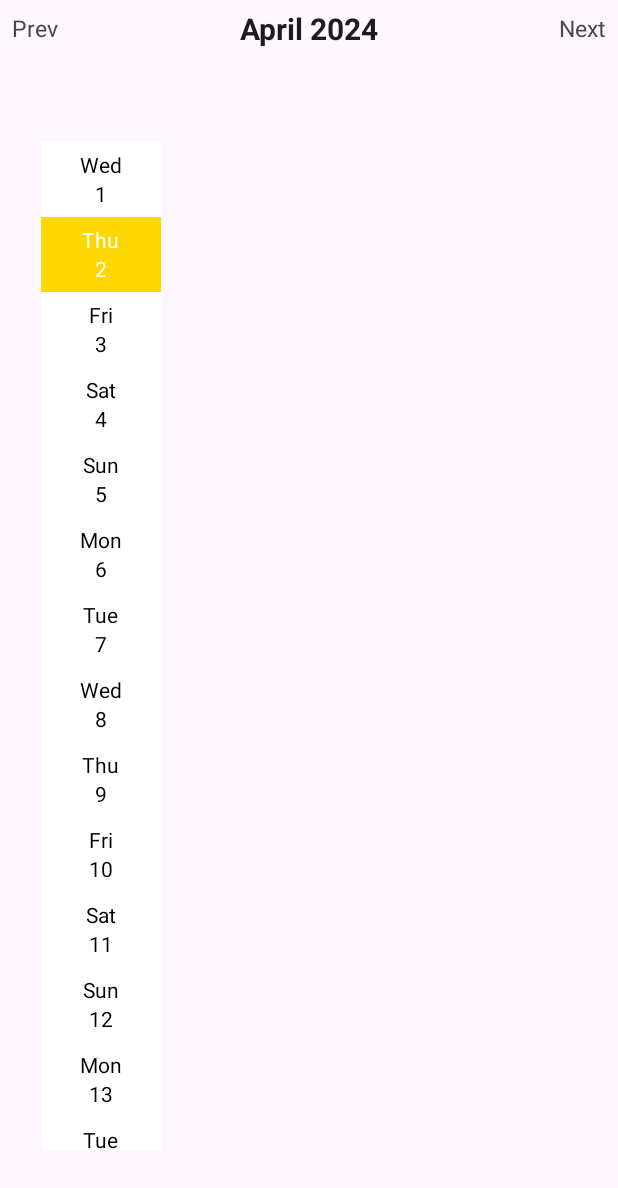
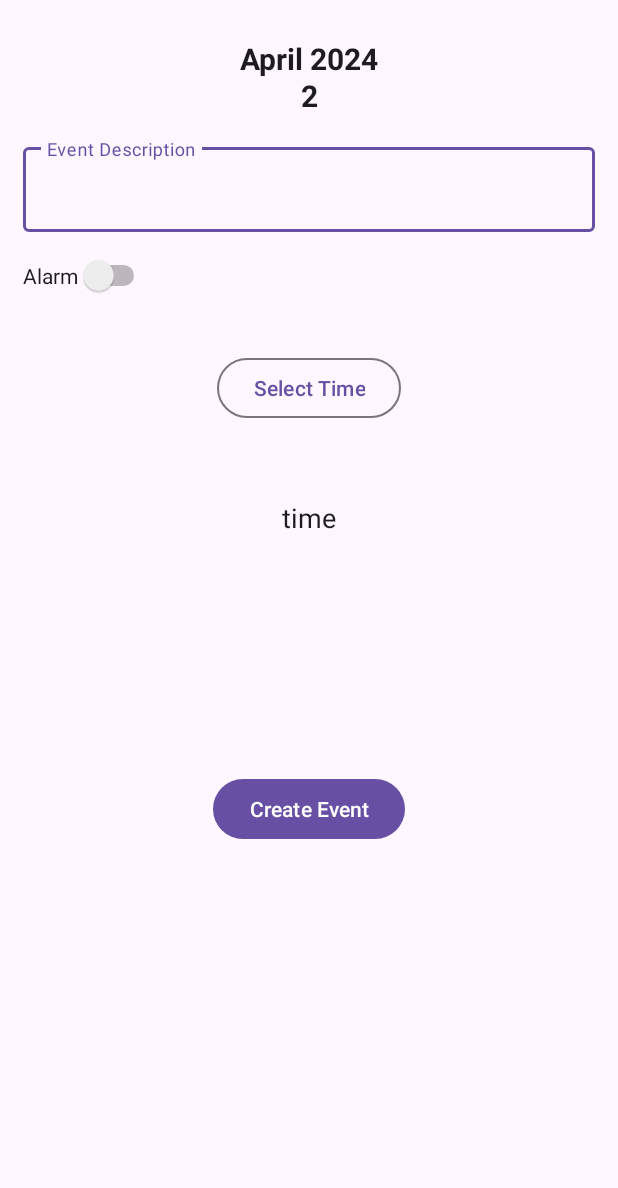
Before and after one commit to shivam-sharma02/Calendar-APP, an Android app: the screen it shows after launch (MainActivity before the commit, WriteEvents after it), after a tap on an icon or button, on a phone screen of 412 x 824 dp. Shown: the top 1188 px of the screen. Run offline under Robolectric (Android 15) with nearby library versions, the phone set to English and light mode, and no system bars; 2 other taps on this screen came first.

Commit message:
added event handling activity

```diff
--- a/app/src/main/AndroidManifest.xml
+++ b/app/src/main/AndroidManifest.xml
@@ -13,6 +13,9 @@
         android:theme="@style/Theme.CustomCalendar"
         tools:targetApi="31">
         <activity
+            android:name=".WriteEvents"
+            android:exported="false" />
+        <activity
             android:name=".MainActivity"
             android:exported="true">
             <intent-filter>
--- a/app/src/main/java/com/example/customcalendar/CalendarAdapter.kt
+++ b/app/src/main/java/com/example/customcalendar/CalendarAdapter.kt
@@ -1,4 +1,5 @@
 import android.content.Context
+import android.content.Intent
 import android.graphics.Color
 import android.util.Log
 import android.view.LayoutInflater
@@ -11,10 +12,13 @@ import androidx.constraintlayout.widget.ConstraintLayout
 import androidx.core.content.ContextCompat
 import androidx.recyclerview.widget.RecyclerView
 import com.example.customcalendar.R
+import com.example.customcalendar.WriteEvents
 import java.sql.RowId
 import java.text.ParseException
 import java.text.SimpleDateFormat
+import java.time.Month
 import java.util.Calendar
+import java.util.Calendar.MONTH
 import java.util.Date
 import java.util.Locale
 
@@ -79,10 +83,12 @@ class CalendarAdapter(private val context: Context,
                         selectCurrentDate = false
                         holder.listener.onItemClick(position)
                         notifyDataSetChanged()
+                        writeEvent(holder)
                     }
 
                     if (index == position)
                         makeItemSelected(holder)
+
                     else {
                         if (displayDay == selectedDay
                             && displayMonth == selectedMonth
@@ -124,7 +130,6 @@ class CalendarAdapter(private val context: Context,
         holder.txtDayInWeek!!.setTextColor(Color.parseColor("#FFFFFF"))
         holder.linearLayout!!.setBackgroundColor(ContextCompat.getColor(context, R.color.ThemeColor1)) // theme color 1
         holder.linearLayout!!.isEnabled = false
-
     }
 
     private fun makeItemDefault(holder: ViewHolder) {
@@ -133,4 +138,31 @@ class CalendarAdapter(private val context: Context,
         holder.linearLayout!!.setBackgroundColor(Color.WHITE)
         holder.linearLayout!!.isEnabled = true
     }
+
+    private fun writeEvent(holder: ViewHolder) {
+
+//        if (holder.adapterPosition >= 0 && holder.adapterPosition < data.size){
+
+//            val selectedDate = data[holder.adapterPosition]
+//
+//            // Format the selected date to string
+//            val sdf = SimpleDateFormat("yyyy-MM-dd", Locale.ENGLISH)
+//            val formattedDate = sdf.format(selectedDate)
+//
+//            // Open WriteEvent activity with the selected date information
+//            val intent = Intent(context, WriteEvents::class.java)
+//            intent.putExtra("selected_date", formattedDate)
+//            context.startActivity(intent)
+            val date = holder.txtDay.text.toString()
+            val month = selectedMonth.toString()
+
+            val intent = Intent(context, WriteEvents::class.java)
+            intent.putExtra("EXTRA_DATE", date)
+            intent.putExtra("EXTRA_MONTH", month)
+            Log.e("intentExtra", "intent extra date which is $date has been sent and month is $month")
+            context.startActivity(intent)
+
+//        }
+
+    }
 }
--- /dev/null
+++ b/app/src/main/java/com/example/customcalendar/WriteEvents.kt
@@ -0,0 +1,107 @@
+package com.example.customcalendar
+
+import androidx.appcompat.app.AppCompatActivity
+import android.os.Bundle
+import android.view.View
+import android.widget.Button
+import android.widget.Switch
+import android.widget.TextView
+import com.google.android.material.timepicker.MaterialTimePicker
+import com.google.android.material.timepicker.TimeFormat
+import java.util.Calendar
+
+class WriteEvents : AppCompatActivity() {
+
+    private lateinit var timePicker: MaterialTimePicker
+    private lateinit var calendar: Calendar
+
+    override fun onCreate(savedInstanceState: Bundle?) {
+        super.onCreate(savedInstanceState)
+        setContentView(R.layout.activity_write_events)
+
+
+
+        val date = intent.getStringExtra("EXTRA_DATE")
+        val month = intent.getStringExtra("EXTRA_MONTH")
+
+        val currentMonth = findViewById<TextView>(R.id.currentMonth)
+        val currentDate = findViewById<TextView>(R.id.currentDate)
+        val selectTime = findViewById<Button>(R.id.selectTime)
+        val alarmSwitch = findViewById<Switch>(R.id.alarmSwitch)
+        val selectedTime = findViewById<TextView>(R.id.timeView)
+
+
+        val currentDate2 = when(month) {
+            "0" -> "January 2024"
+            "1" -> "February 2024"
+            "2" -> "March 2024"
+            "3" -> "April 2024"
+            "4" -> "May 2024"
+            "5" -> "June 2024"
+            "6" -> "July 2024"
+            "7" -> "August 2024"
+            "8" -> "September 2024"
+            "9" -> "October 2024"
+            "10" -> "November 2024"
+            "11" -> "December 2024"
+
+            else -> "Unkown Month"
+        }
+
+        currentMonth.text = currentDate2
+        currentDate.text = date
+
+        alarmSwitch.setOnCheckedChangeListener { _, isChecked ->
+            if (isChecked) {
+                selectTime.visibility = View.VISIBLE
+            } else {
+                selectTime.visibility = View.INVISIBLE
+                selectedTime.visibility = View.INVISIBLE
+            }
+        }
+
+        selectTime.setOnClickListener{
+            showTimePicker()
+        }
+
+    }
+
+    private fun showTimePicker() {
+        timePicker = MaterialTimePicker.Builder()
+            .setTimeFormat(TimeFormat.CLOCK_12H)
+            .setHour(12)
+            .setMinute(0)
+            .setTitleText("Select Alarm Time")
+            .build()
+
+        timePicker.show(supportFragmentManager,"alarm")
+
+        timePicker.addOnPositiveButtonClickListener {
+
+
+            calendar = Calendar.getInstance()
+            calendar[Calendar.HOUR_OF_DAY] = timePicker.hour
+            calendar[Calendar.MINUTE] = timePicker.minute
+            calendar[Calendar.SECOND] = 0
+            calendar[Calendar.MILLISECOND] = 0
+
+            val formattedTime = String.format(
+                "%02d : %02d %s",
+                if (calendar.get(Calendar.HOUR_OF_DAY) > 12) calendar.get(Calendar.HOUR_OF_DAY) - 12 else calendar.get(
+                    Calendar.HOUR_OF_DAY),
+                calendar.get(Calendar.MINUTE),
+                if (calendar.get(Calendar.AM_PM) == Calendar.AM) "AM" else "PM"
+            )
+
+//            binding.selectTime.text = formattedTime
+            val selectedTime = findViewById<TextView>(R.id.timeView)
+            selectedTime.text = formattedTime
+
+            selectedTime.visibility = View.VISIBLE
+
+        }
+
+
+    }
+
+}
--- a/app/src/main/java/com/example/db/EventDao.kt
+++ b/app/src/main/java/com/example/db/EventDao.kt
@@ -20,4 +20,7 @@ interface EventDao {
     @Delete
     suspend fun deleteEvent(event: Event)
 
+    @Query("SELECT * FROM Event WHERE eventDate = :date")
+    fun getEventsByDate(date: String?): LiveData<List<Event>>
+
 }
--- a/app/src/main/java/com/example/model/Event.kt
+++ b/app/src/main/java/com/example/model/Event.kt
@@ -7,5 +7,6 @@ import androidx.room.PrimaryKey
 data class Event (
     @PrimaryKey(autoGenerate = true)
     var id :Int? = null,
-    var eventDescription : String? = null
+    var eventDescription : String? = null,
+    var eventDate: String? = null
     )
--- a/app/src/main/java/com/example/repository/EventRepository.kt
+++ b/app/src/main/java/com/example/repository/EventRepository.kt
@@ -9,8 +9,8 @@ class EventRepository(
 
     suspend fun upsert (event: Event) = db.getEventsDao().upsert(event)
 
-    fun getSavedNews() = db.getEventsDao().getAllEvents()
+    fun getSavedEvents(date: String?) = db.getEventsDao().getEventsByDate(date)
 
-    suspend fun deleteArticle(event: Event) = db.getEventsDao().deleteEvent(event)
+    suspend fun deleteEvent(event: Event) = db.getEventsDao().deleteEvent(event)
 
 }
--- /dev/null
+++ b/app/src/main/res/layout/activity_write_events.xml
@@ -0,0 +1,119 @@
+<?xml version="1.0" encoding="utf-8"?>
+<androidx.constraintlayout.widget.ConstraintLayout xmlns:android="http://schemas.android.com/apk/res/android"
+    xmlns:app="http://schemas.android.com/apk/res-auto"
+    xmlns:tools="http://schemas.android.com/tools"
+    android:layout_width="match_parent"
+    android:layout_height="match_parent"
+    tools:context=".WriteEvents">
+
+    <androidx.constraintlayout.widget.ConstraintLayout
+        android:id="@+id/constraintLayout2"
+        android:layout_width="match_parent"
+        android:layout_height="wrap_content"
+        app:layout_constraintEnd_toEndOf="parent"
+        app:layout_constraintStart_toStartOf="parent"
+        app:layout_constraintTop_toTopOf="parent">
+
+        <TextView
+            android:id="@+id/currentMonth"
+            android:layout_width="wrap_content"
+            android:layout_height="wrap_content"
+            android:gravity="center"
+            android:text="Current Month"
+            android:textAppearance="@android:style/TextAppearance.Medium"
+            android:textSize="20sp"
+            android:textStyle="bold"
+            app:layout_constraintBottom_toBottomOf="parent"
+            app:layout_constraintEnd_toEndOf="parent"
+            app:layout_constraintStart_toStartOf="parent"
+            app:layout_constraintTop_toTopOf="parent"/>
+
+
+        <TextView
+            android:id="@+id/currentDate"
+            android:layout_width="wrap_content"
+            android:layout_height="wrap_content"
+            android:gravity="center"
+            android:text="Current Month"
+            android:textAppearance="@android:style/TextAppearance.Medium"
+            android:textSize="20sp"
+            android:textStyle="bold"
+            android:layout_marginTop="50dp"
+            app:layout_constraintBottom_toBottomOf="parent"
+            app:layout_constraintEnd_toEndOf="parent"
+            app:layout_constraintStart_toStartOf="parent"
+            app:layout_constraintTop_toTopOf="parent"/>
+
+    </androidx.constraintlayout.widget.ConstraintLayout>
+
+    <com.google.android.material.textfield.TextInputLayout
+        android:id="@+id/eventDescription"
+        android:layout_width="match_parent"
+        android:layout_height="wrap_content"
+        android:hint="Event Description"
+        android:layout_marginTop="50dp"
+        app:layout_constraintTop_toBottomOf="@id/constraintLayout2"
+        app:layout_constraintStart_toStartOf="parent"
+        app:layout_constraintEnd_toEndOf="parent"
+        android:layout_margin="15dp"
+        >
+
+
+        <com.google.android.material.textfield.TextInputEditText
+            android:layout_width="match_parent"
+            android:layout_height="wrap_content"
+            />
+
+    </com.google.android.material.textfield.TextInputLayout>
+
+    <Switch
+        android:id="@+id/alarmSwitch"
+        android:layout_width="wrap_content"
+        android:layout_height="wrap_content"
+        android:text="Alarm"
+        tools:layout_editor_absoluteX="24dp"
+        tools:layout_editor_absoluteY="185dp"
+        android:layout_margin="15dp"
+        app:layout_constraintTop_toBottomOf="@+id/eventDescription"
+        app:layout_constraintStart_toStartOf="parent"
+        tools:ignore="UseSwitchCompatOrMaterialXml" />
+
+    <Button
+        android:id="@+id/selectTime"
+        android:layout_width="wrap_content"
+        android:layout_height="wrap_content"
+        android:text="Select Time"
+        style="?attr/materialButtonOutlinedStyle"
+        android:layout_marginTop="80dp"
+        app:layout_constraintTop_toBottomOf="@id/eventDescription"
+        app:layout_constraintStart_toStartOf="parent"
+        app:layout_constraintEnd_toEndOf="parent"
+        />
+
+    <TextView
+        android:id="@+id/timeView"
+        android:layout_width="wrap_content"
+        android:layout_height="wrap_content"
+        android:layout_marginTop="50dp"
+        app:layout_constraintTop_toBottomOf="@+id/selectTime"
+        android:textAppearance="@android:style/TextAppearance.Medium"
+        android:text="time"
+        app:layout_constraintStart_toStartOf="parent"
+        app:layout_constraintEnd_toEndOf="parent"
+        />
+
+    <Button
+        android:id="@+id/createEvent"
+        android:layout_width="wrap_content"
+        android:layout_height="wrap_content"
+        android:text="Create Event"
+        android:layout_marginTop="100dp"
+        app:layout_constraintTop_toBottomOf="@+id/eventDescription"
+        app:layout_constraintBottom_toBottomOf="parent"
+        app:layout_constraintStart_toStartOf="parent"
+        app:layout_constraintEnd_toEndOf="parent"
+        />
+
+
+
+</androidx.constraintlayout.widget.ConstraintLayout>
```
Also changed, not shown: app/src/main/java/com/example/customcalendar/EventViewModel.kt (added, +21 -0 lines), app/src/main/java/com/example/customcalendar/EventViewModelProviderFactory.kt (added, +13 -0 lines), app/src/main/java/com/example/db/Converters.kt (added, +16 -0 lines).
